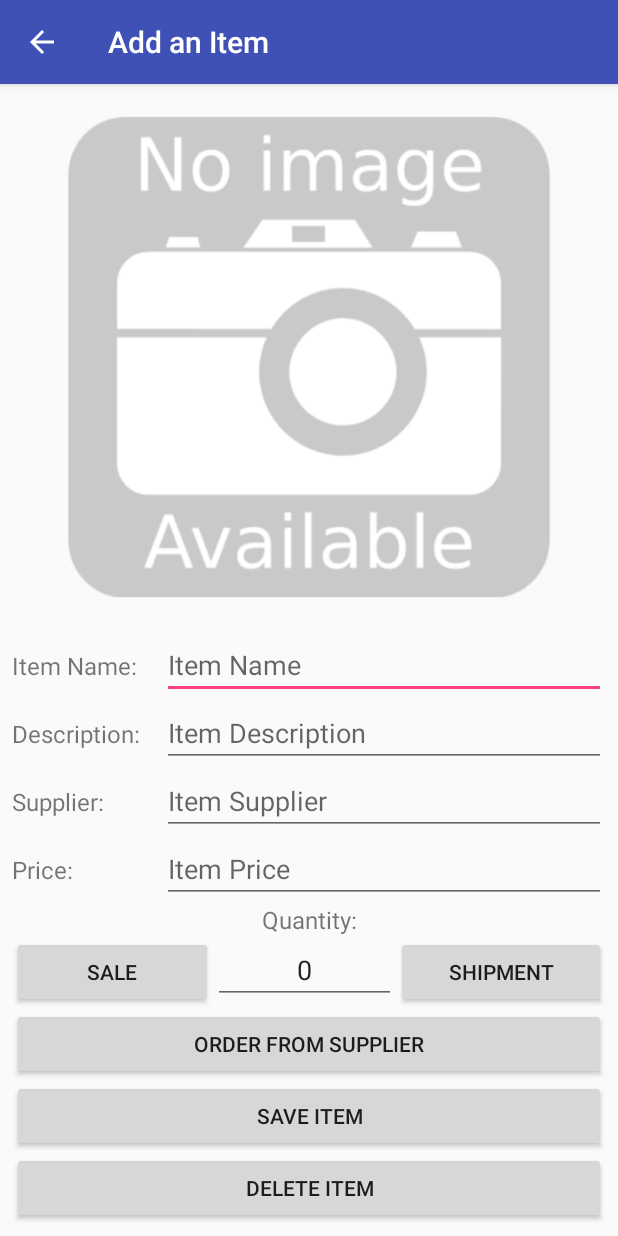
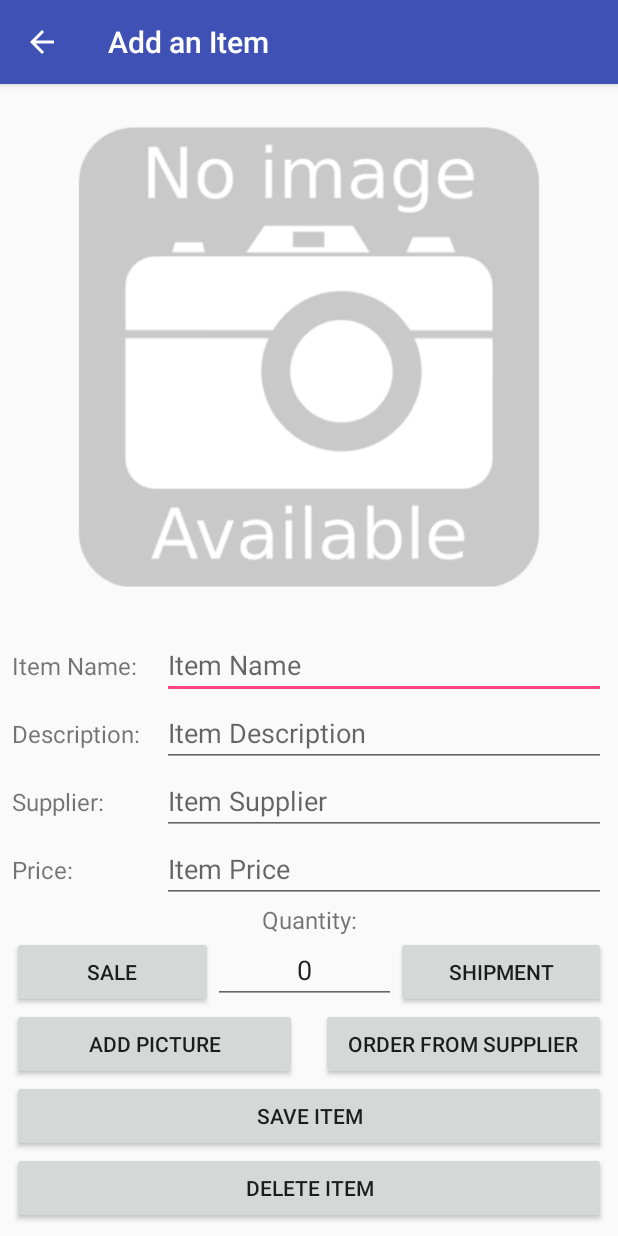
Before and after one commit to samuelhavard/Inventory, an Android app: the DetailActivity screen opened directly, with no data from a screen before it, after a tap on "SALE", on a phone screen of 412 x 824 dp. Run offline under Robolectric (Android 15) with nearby library versions, the light colour scheme and no system bars.

Commit message:
add picture button and move code for inserting picture to it

```diff
--- a/app/src/main/java/com/example/android/inventory/Activity/DetailActivity.java
+++ b/app/src/main/java/com/example/android/inventory/Activity/DetailActivity.java
@@ -1,6 +1,5 @@
 package com.example.android.inventory.Activity;
 
-import android.app.Activity;
 import android.app.AlertDialog;
 import android.app.LoaderManager;
 import android.content.ContentUris;
@@ -12,18 +11,12 @@ import android.content.Loader;
 import android.content.pm.PackageManager;
 import android.database.Cursor;
 import android.graphics.Bitmap;
-import android.graphics.BitmapFactory;
 import android.net.Uri;
-import android.os.Build;
 import android.os.Bundle;
 import android.provider.MediaStore;
 import android.support.annotation.NonNull;
-import android.support.v4.app.ActivityCompat;
 import android.support.v4.app.NavUtils;
-import android.support.v4.content.ContextCompat;
 import android.support.v7.app.AppCompatActivity;
-import android.util.Base64;
-import android.util.Log;
 import android.view.MenuItem;
 import android.view.MotionEvent;
 import android.view.View;
@@ -35,13 +28,7 @@ import android.widget.Toast;
 import com.example.android.inventory.Data.InventoryContract.InventoryEntry;
 import com.example.android.inventory.R;
 
-import java.io.FileNotFoundException;
 import java.io.IOException;
-import java.io.InputStream;
-import java.util.jar.Manifest;
-
-import static android.R.attr.bitmap;
-import static android.R.attr.readPermission;
 
 /**
  *
@@ -75,6 +62,7 @@ public class DetailActivity extends AppCompatActivity implements
     private String mSupplier;
 
     private Uri mSelectedImage;
+    private Bitmap mItemImageBitmap;
 
     private final int REQUEST_CODE_ASK_PERMISSIONS = 123;
 
@@ -97,6 +85,7 @@ public class DetailActivity extends AppCompatActivity implements
         Button saleButton = (Button) findViewById(R.id.button_sale);
         Button shipmentButton = (Button) findViewById(R.id.button_shipment);
         Button orderButton = (Button) findViewById(R.id.button_order);
+        Button imageButton = (Button) findViewById(R.id.image_button);
 
         if (mCurrentItemUri == null) {
             setTitle(getString(R.string.add_item));
@@ -119,18 +108,9 @@ public class DetailActivity extends AppCompatActivity implements
             });
         }
 
-        deleteButton.setOnClickListener(new View.OnClickListener() {
+        imageButton.setOnClickListener(new View.OnClickListener() {
             @Override
             public void onClick(View view) {
-                showDeleteConfirmationDialog();
-            }
-        });
-
-        saleButton.setOnClickListener(new View.OnClickListener() {
-            @Override
-            public void onClick(View view) {
-                //quantityMinus();
-
                 if (android.os.Build.VERSION.SDK_INT >= android.os.Build.VERSION_CODES.M) {
                     int hasExternalPermission = checkSelfPermission(android.Manifest.permission.READ_EXTERNAL_STORAGE);
                     if (hasExternalPermission != PackageManager.PERMISSION_GRANTED) {
@@ -144,6 +124,22 @@ public class DetailActivity extends AppCompatActivity implements
                 }
             }
         });
+
+        deleteButton.setOnClickListener(new View.OnClickListener() {
+            @Override
+            public void onClick(View view) {
+                showDeleteConfirmationDialog();
+            }
+        });
+
+        saleButton.setOnClickListener(new View.OnClickListener() {
+            @Override
+            public void onClick(View view) {
+                quantityMinus();
+            }
+        });
+
+
 
         shipmentButton.setOnClickListener(new View.OnClickListener() {
             @Override
@@ -319,17 +315,17 @@ public class DetailActivity extends AppCompatActivity implements
         mItemImageView = (ImageView) findViewById(R.id.detail_image);
 
         if(requestCode == 1 && resultCode == RESULT_OK && data != null) {
-            Uri selectedImage = data.getData();
-            Bitmap bitmap = null;
+            mSelectedImage = data.getData();
+            mItemImageBitmap = null;
 
             try {
-                bitmap = MediaStore.Images.Media.getBitmap(this.getContentResolver(), selectedImage);
+                mItemImageBitmap = MediaStore.Images.Media.getBitmap(this.getContentResolver(), mSelectedImage);
             } catch (IOException e) {
                 e.printStackTrace();
             }
 
-            if (bitmap != null) {
-                mItemImageView.setImageBitmap(bitmap);
+            if (mItemImageBitmap != null) {
+                mItemImageView.setImageBitmap(mItemImageBitmap);
             }
         }
     }
--- a/app/src/main/res/layout/detail_activity_layout.xml
+++ b/app/src/main/res/layout/detail_activity_layout.xml
@@ -133,12 +133,27 @@
                 android:text="@string/btn_shipment" />
         </LinearLayout>
 
-        <Button
-            android:id="@+id/button_order"
-            style="@style/layout_style"
+        <LinearLayout
             android:layout_width="match_parent"
             android:layout_height="wrap_content"
-            android:text="@string/order_from_supplier" />
+            android:orientation="horizontal">
+
+            <Button
+                android:id="@+id/image_button"
+                style="@style/layout_style"
+                android:layout_width="0dp"
+                android:layout_weight="1"
+                android:layout_height="wrap_content"
+                android:text="@string/add_picture" />
+
+            <Button
+                android:id="@+id/button_order"
+                style="@style/layout_style"
+                android:layout_weight="1"
+                android:layout_width="0dp"
+                android:layout_height="wrap_content"
+                android:text="@string/order_from_supplier" />
+        </LinearLayout>
 
         <Button
             android:id="@+id/button_save"
@@ -146,6 +161,8 @@
             android:layout_width="match_parent"
             android:layout_height="wrap_content"
             android:text="@string/btn_save_item" />
+
+
 
         <Button
             android:id="@+id/button_delete"
@@ -164,6 +181,7 @@
         android:layout_alignParentLeft="true"
         android:layout_alignParentStart="true"
         android:layout_alignParentTop="true"
+        android:layout_margin="8dp"
         android:contentDescription="@string/default_empty_image"
         android:src="@drawable/no_image_available" />
 </RelativeLayout>
--- a/app/src/main/res/values/strings.xml
+++ b/app/src/main/res/values/strings.xml
@@ -122,6 +122,7 @@
     <string name="insert_new_item">Insert New Item</string>
     <string name="insert_dummy_data">Insert Dummy Data</string>
     <string name="empty_set_image">Empty Set Image</string>
+    <string name="add_picture">Add Picture</string>
 
     <!-- [CHAR LIMIT=20] -->
 </resources>
```
